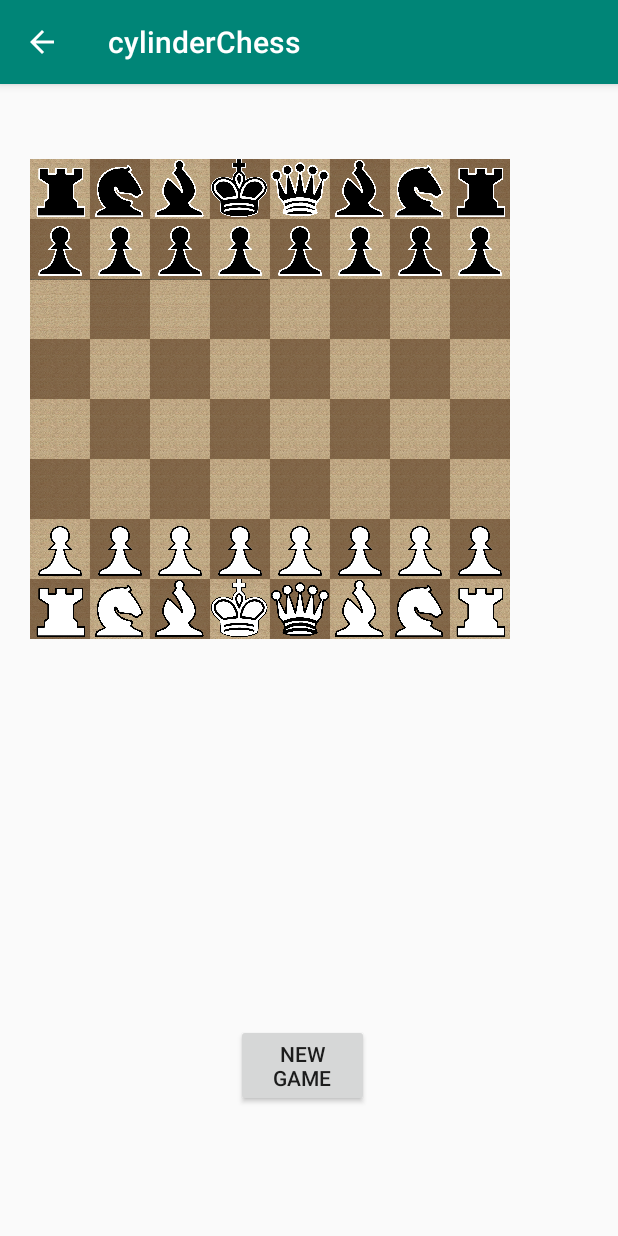
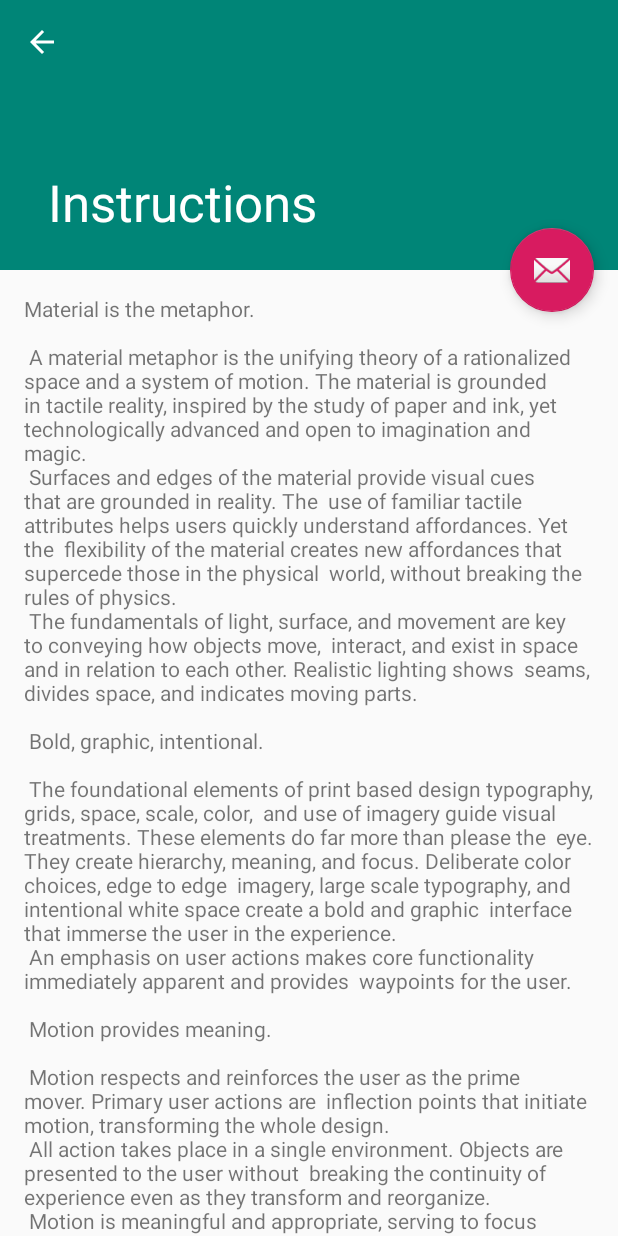
Before and after one commit to ColinAChen/cylinderChess, an Android app: the screen it shows after launch (DisplayBoard before the commit, Instructions after it), after a tap on "HOW TO PLAY", on a phone screen of 412 x 824 dp. Run offline under Robolectric (Android 15) with nearby library versions, the phone set to English and light mode, and no system bars.

Commit message:
visual changes to home screen, added instructions page

```diff
--- a/app/src/main/java/com/example/cylinderchess/ScrollingActivity.java
+++ b/app/src/main/java/com/example/cylinderchess/Instructions.java
@@ -7,12 +7,12 @@ import android.support.v7.app.AppCompatActivity;
 import android.support.v7.widget.Toolbar;
 import android.view.View;
 
-public class ScrollingActivity extends AppCompatActivity {
+public class Instructions extends AppCompatActivity {
 
     @Override
     protected void onCreate(Bundle savedInstanceState) {
         super.onCreate(savedInstanceState);
-        setContentView(R.layout.activity_scrolling);
+        setContentView(R.layout.activity_instructions);
         Toolbar toolbar = (Toolbar) findViewById(R.id.toolbar);
         setSupportActionBar(toolbar);
 
@@ -24,5 +24,6 @@ public class ScrollingActivity extends AppCompatActivity {
                         .setAction("Action", null).show();
             }
         });
+        getSupportActionBar().setDisplayHomeAsUpEnabled(true);
     }
 }
--- a/app/src/main/java/com/example/cylinderchess/MainActivity.java
+++ b/app/src/main/java/com/example/cylinderchess/MainActivity.java
@@ -20,7 +20,7 @@ public class MainActivity extends AppCompatActivity
     }
 
     public void goToInstructions(View view) {
-        Intent intent = new Intent(this, Ins.class);
+        Intent intent = new Intent(this, Instructions.class);
         startActivity(intent);
     }
 }
--- a/app/src/main/res/layout/activity_display_board.xml
+++ b/app/src/main/res/layout/activity_display_board.xml
@@ -8,6 +8,17 @@
     android:layout_width="match_parent"
     android:layout_height="match_parent"
     >
+    <Button
+        android:id="@+id/changePieces"
+        android:layout_alignParentStart="true"
+        android:layout_alignParentEnd="true"
+        android:layout_alignParentBottom="true"
+        android:layout_width="200dp"
+        android:layout_height="50dp"
+        android:layout_marginLeft="50dp"
+        android:layout_marginRight="50dp"
+        android:layout_marginBottom="50dp"
+        android:text="@string/reset"/>
     <ImageView
         android:id="@+id/imageView"
         android:layout_width="320dp"
@@ -28,18 +39,4 @@
         android:layout_marginRight="20dp"
         android:layout_marginLeft="20dp"
         android:layout_marginBottom="50dp"/>
-
-    <Button
-        android:id="@+id/changePieces"
-        android:layout_width="wrap_content"
-        android:layout_height="wrap_content"
-        android:layout_alignParentStart="true"
-        android:layout_alignParentEnd="true"
-        android:layout_alignParentBottom="true"
-        android:layout_marginStart="157dp"
-        android:layout_marginEnd="166dp"
-        android:layout_marginBottom="86dp"
-        android:text="@string/reset"/>
-
-
 </RelativeLayout>
--- a/app/src/main/res/layout/activity_scrolling.xml
+++ b/app/src/main/res/layout/activity_instructions.xml
@@ -5,7 +5,7 @@
     android:layout_width="match_parent"
     android:layout_height="match_parent"
     android:fitsSystemWindows="true"
-    tools:context=".ScrollingActivity">
+    tools:context=".Instructions">
 
     <android.support.design.widget.AppBarLayout
         android:id="@+id/app_bar"
@@ -33,7 +33,7 @@
         </android.support.design.widget.CollapsingToolbarLayout>
     </android.support.design.widget.AppBarLayout>
 
-    <include layout="@layout/content_scrolling" />
+    <include layout="@layout/content_instructions" />
 
     <android.support.design.widget.FloatingActionButton
         android:id="@+id/fab"
--- a/app/src/main/res/layout/activity_main.xml
+++ b/app/src/main/res/layout/activity_main.xml
@@ -30,7 +30,7 @@
         android:layout_marginLeft="50dp"
         android:layout_marginRight="50dp"
         android:layout_marginBottom="50dp"
-        android:onClick="goToBoard"
+        android:onClick="goToInstructions"
         android:text="@string/instructions"
         android:textSize="24sp"
         app:layout_constraintBottom_toBottomOf="parent"
--- a/app/src/main/res/layout/content_scrolling.xml
+++ b/app/src/main/res/layout/content_instructions.xml
@@ -5,8 +5,8 @@
     android:layout_width="match_parent"
     android:layout_height="match_parent"
     app:layout_behavior="@string/appbar_scrolling_view_behavior"
-    tools:context=".ScrollingActivity"
-    tools:showIn="@layout/activity_scrolling">
+    tools:context=".Instructions"
+    tools:showIn="@layout/activity_instructions">
 
     <TextView
         android:layout_width="wrap_content"
--- a/app/src/main/res/values/strings.xml
+++ b/app/src/main/res/values/strings.xml
@@ -94,4 +94,5 @@
         "when a user tries to pick up one of cards.\n\n"
     </string>
     <string name="action_settings">Settings</string>
+    <string name="title_activity_instructions">Instructions</string>
 </resources>
```
Also changed, not shown: app/src/main/AndroidManifest.xml (+8 -3 lines), app/src/main/res/menu/menu_instructions.xml (added, +10 -0 lines).
